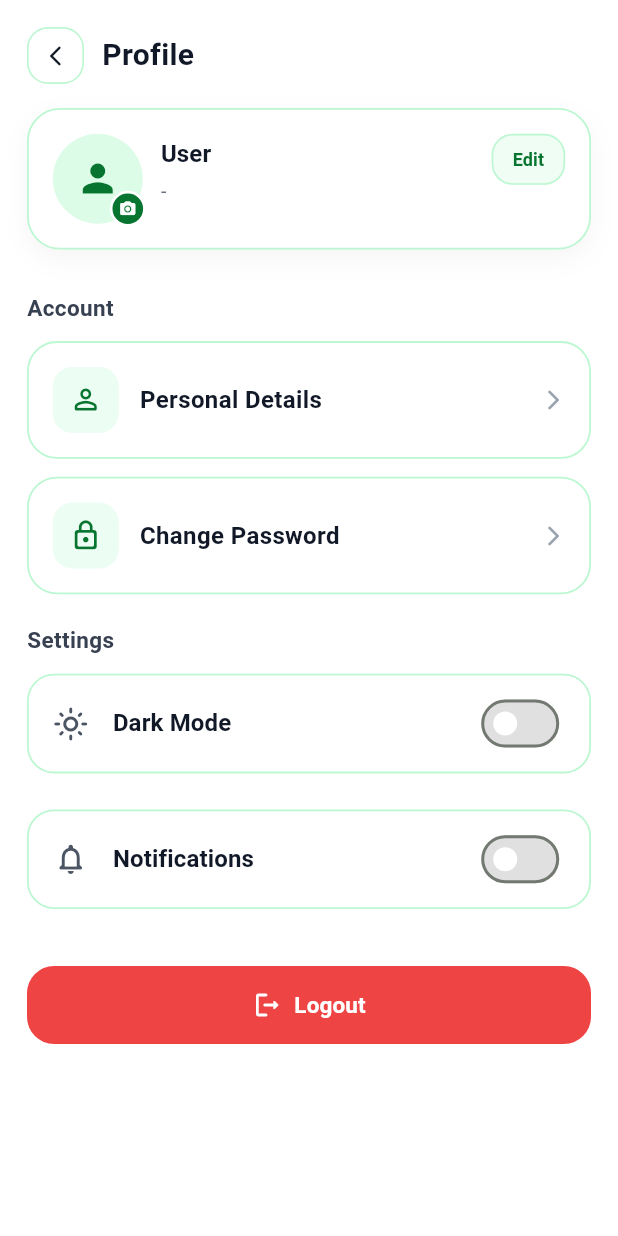
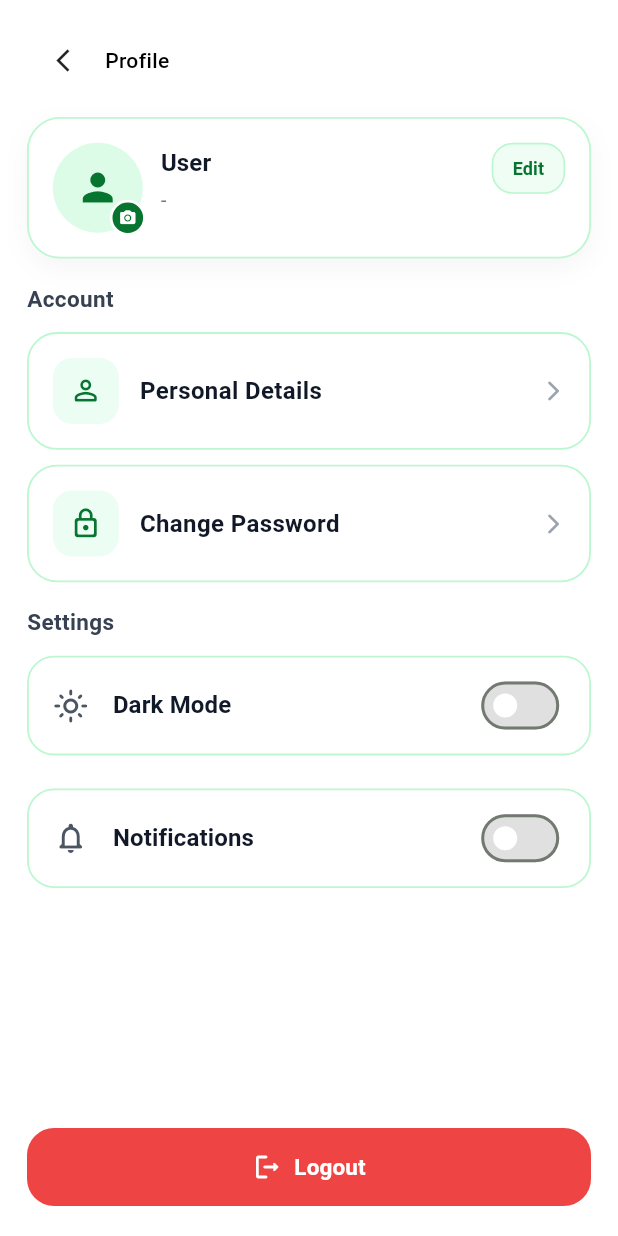
Before and after one commit to nykendelpitiya/GrowWise-mobile-app, a Flutter app: the ProfileScreen screen opened directly, on a phone screen of 412 x 824 dp. Run offline on Flutter 3.47's test engine with Material 3 defaults, Android fonts, the phone set to English and light mode, and no system bars; our stand-ins replace cloud_firestore, firebase_auth, firebase_core, google_sign_in; accounts and stored records are empty.

Commit message:
Updated profile UI for better consistency

```diff
--- a/lib/features/profile/presentation/profile_screen.dart
+++ b/lib/features/profile/presentation/profile_screen.dart
@@ -154,7 +154,7 @@ class _ProfileScreenState extends State<ProfileScreen> {
   }
 
   void _handleBackTap() {
-    Navigator.of(context).maybePop();
+    Navigator.pop(context);
   }
 
   @override
@@ -162,10 +162,9 @@ class _ProfileScreenState extends State<ProfileScreen> {
     final theme = Theme.of(context);
     final isDark = theme.brightness == Brightness.dark;
     final screenBackground = isDark ? const Color(0xFF0B1220) : Colors.white;
-    final titleColor = isDark ? Colors.white : const Color(0xFF111827);
-    final borderColor = isDark ? const Color(0xFF355C44) : const Color(0xFFBBF7D0);
-    final backIconColor = isDark ? Colors.white : const Color(0xFF111827);
-    final backButtonColor = isDark ? const Color(0xFF111827) : Colors.white;
+    final backIconColor = theme.iconTheme.color ?? (isDark ? Colors.white : Colors.black);
+    final backTitleColor =
+        theme.textTheme.bodyLarge?.color ?? (isDark ? Colors.white : Colors.black);
 
     final themeProvider = Provider.of<ThemeProvider>(context);
 
@@ -178,48 +177,48 @@ class _ProfileScreenState extends State<ProfileScreen> {
                   color: isDark ? Colors.white : const Color(0xFF077530),
                 ),
               )
-            : ListView(
-                padding: const EdgeInsets.fromLTRB(18, 18, 18, 24),
+            : LayoutBuilder(
+                builder: (context, constraints) {
+                  final compact = constraints.maxHeight < 760;
+                  final horizontalPadding = compact ? 16.0 : 18.0;
+                  final topPadding = compact ? 12.0 : 16.0;
+                  final bottomPadding = compact ? 14.0 : 20.0;
+                  final headerGap = compact ? 10.0 : 14.0;
+                  final sectionGap = compact ? 10.0 : 12.0;
+                  final tileGap = compact ? 8.0 : 10.0;
+                  final groupGap = compact ? 12.0 : 16.0;
+
+                  return Padding(
+                    padding: EdgeInsets.fromLTRB(
+                      horizontalPadding,
+                      topPadding,
+                      horizontalPadding,
+                      bottomPadding,
+                    ),
+                    child: Column(
                       children: [
                         Row(
                           children: [
-                      Material(
-                        color: Colors.transparent,
-                        child: InkWell(
-                          onTap: _handleBackTap,
-                          borderRadius: BorderRadius.circular(14),
-                          child: Container(
-                            height: 38,
-                            width: 38,
-                            decoration: BoxDecoration(
-                              color: backButtonColor,
-                              borderRadius: BorderRadius.circular(14),
-                              border: Border.all(
-                                color: borderColor,
-                                width: 1.1,
-                              ),
-                            ),
-                            child: Icon(
-                              Icons.arrow_back_ios_new_rounded,
-                              size: 16,
+                            IconButton(
+                              onPressed: _handleBackTap,
+                              icon: Icon(
+                                Icons.arrow_back_ios_new,
+                                size: 18,
                                 color: backIconColor,
                               ),
                             ),
-                        ),
-                      ),
-                      const SizedBox(width: 12),
+                            const SizedBox(width: 4),
                             Text(
                               "Profile",
                               style: TextStyle(
-                          fontSize: 20,
-                          fontWeight: FontWeight.w700,
-                          color: titleColor,
+                                fontSize: 14,
+                                fontWeight: FontWeight.w500,
+                                color: backTitleColor,
                               ),
                             ),
                           ],
                         ),
-                  const SizedBox(height: 16),
-
+                        SizedBox(height: headerGap),
                         ProfileHeader(
                           name: fullName,
                           email: email,
@@ -228,30 +227,29 @@ class _ProfileScreenState extends State<ProfileScreen> {
                           onEditTap: _goToEditProfile,
                           onImageTap: _onProfileImageTap,
                         ),
-
-                  const SizedBox(height: 28),
-
-                  const ProfileSectionTitle(title: "Account"),
-                  const SizedBox(height: 12),
-
+                        SizedBox(height: groupGap),
+                        const Align(
+                          alignment: Alignment.centerLeft,
+                          child: ProfileSectionTitle(title: "Account"),
+                        ),
+                        SizedBox(height: sectionGap),
                         ProfileMenuTile(
                           icon: Icons.person_outline_rounded,
                           title: "Personal Details",
                           onTap: _goToPersonalDetails,
                         ),
-                  const SizedBox(height: 12),
-
+                        SizedBox(height: tileGap),
                         ProfileMenuTile(
                           icon: Icons.lock_outline_rounded,
                           title: "Change Password",
                           onTap: _goToChangePassword,
                         ),
-
-                  const SizedBox(height: 20),
-
-                  const ProfileSectionTitle(title: "Settings"),
-                  const SizedBox(height: 12),
-
+                        SizedBox(height: groupGap),
+                        const Align(
+                          alignment: Alignment.centerLeft,
+                          child: ProfileSectionTitle(title: "Settings"),
+                        ),
+                        SizedBox(height: sectionGap),
                         ProfileSwitchTile(
                           title: "Dark Mode",
                           value: themeProvider.isDarkMode,
@@ -261,8 +259,7 @@ class _ProfileScreenState extends State<ProfileScreen> {
                             themeProvider.toggleTheme(v);
                           },
                         ),
-                  const SizedBox(height: 12),
-
+                        SizedBox(height: tileGap),
                         ProfileSwitchTile(
                           title: "Notifications",
                           value: notifications,
@@ -270,14 +267,15 @@ class _ProfileScreenState extends State<ProfileScreen> {
                           darkIcon: Icons.notifications_active_outlined,
                           onChanged: _updateNotifications,
                         ),
-
-                  const SizedBox(height: 26),
-
+                        const Spacer(),
                         LogoutButton(
                           onTap: _logout,
                         ),
                       ],
                     ),
+                  );
+                },
+              ),
       ),
     );
   }
```
Also changed, not shown: lib/features/profile/presentation/change_password_screen.dart (+52 -20 lines), lib/features/profile/presentation/edit_profile_screen.dart (+39 -10 lines), lib/features/profile/presentation/personal_details_screen.dart (+26 -8 lines). Lines whose indentation alone changed are shown as unchanged.
